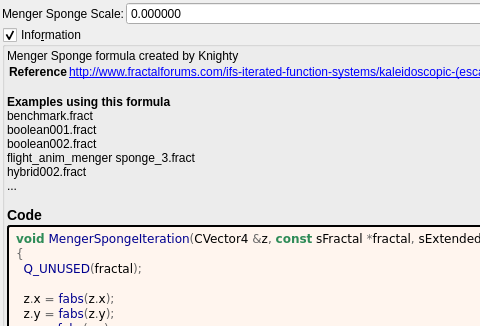
Qt form mandelbulber2/formula/ui/menger_sponge.ui (buddhi1980/mandelbulber2) before a commit; both pictures show x 0 to 480 and y 0 to 326 of the 781 by 821 pixel window.
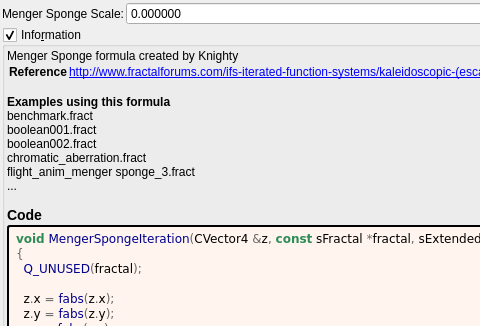
The same form after that commit. Custom widgets are drawn as their Qt base class.

The edit to the form file:
```diff
--- a/mandelbulber2/formula/ui/menger_sponge.ui
+++ b/mandelbulber2/formula/ui/menger_sponge.ui
@@ -105,7 +105,7 @@
 &lt;tr&gt;&lt;th&gt;Reference&lt;/th&gt;&lt;td&gt;&lt;a href=&quot;http://www.fractalforums.com/ifs-iterated-function-systems/kaleidoscopic-(escape-time-ifs)/&quot;&gt;http://www.fractalforums.com/ifs-iterated-function-systems/kaleidoscopic-(escape-time-ifs)/&lt;br&gt;
 &lt;/td&gt;&lt;/tr&gt;
 &lt;/table&gt;
-&lt;br&gt;&lt;b&gt;Examples using this formula&lt;/b&gt;&lt;br&gt;benchmark.fract&lt;br&gt;boolean001.fract&lt;br&gt;boolean002.fract&lt;br&gt;flight_anim_menger sponge_3.fract&lt;br&gt;hybrid002.fract&lt;br&gt;...&lt;h3&gt;Code&lt;/h3&gt;</string>
+&lt;br&gt;&lt;b&gt;Examples using this formula&lt;/b&gt;&lt;br&gt;benchmark.fract&lt;br&gt;boolean001.fract&lt;br&gt;boolean002.fract&lt;br&gt;chromatic_aberration.fract&lt;br&gt;flight_anim_menger sponge_3.fract&lt;br&gt;...&lt;h3&gt;Code&lt;/h3&gt;</string>
         </property>
         <property name="wordWrap">
          <bool>true</bool>
```
